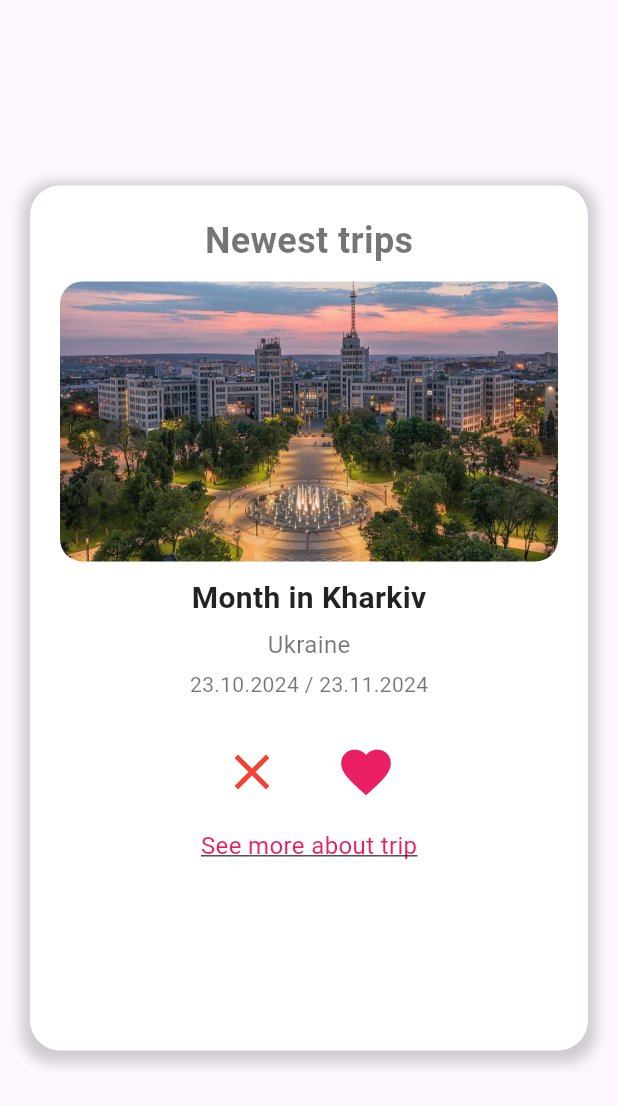
After one commit to DenisDK/CrossWays-MOBILE, a Flutter app: the JoinTripScreen screen opened directly, on a phone screen of 412 x 824 dp. The commit adds this screen. Shown: the top 1106 px of the screen. Run offline on Flutter 3.47's test engine with Material 3 defaults, Android fonts, the phone set to English and light mode, and no system bars; our stand-ins replace carousel_slider, cloud_firestore, firebase_auth, firebase_core, firebase_storage, google_sign_in and 2 more; missing offline and left inert: flutter_facebook_auth, pay; accounts and stored records are empty.

Commit message:
design for join_trips_view

```diff
--- /dev/null
+++ b/lib/views/join_trips_view.dart
@@ -0,0 +1,120 @@
+import 'package:flutter/material.dart';
+
+class JoinTripScreen extends StatefulWidget {
+  @override
+  _JoinTripScreenState createState() => _JoinTripScreenState();
+}
+
+class _JoinTripScreenState extends State<JoinTripScreen> {
+  final PageController _controller = PageController();
+
+  @override
+  Widget build(BuildContext context) {
+    return Scaffold(
+      body: PageView.builder(
+        controller: _controller,
+        itemBuilder: (context, index) {
+          return _buildCard(index);
+        },
+      ),
+    );
+  }
+
+  Widget _buildCard(int index) {
+    return Center(
+      child: Container(
+        margin: const EdgeInsets.all(20),
+        padding: const EdgeInsets.all(20),
+        height: MediaQuery.of(context).size.height * 0.7,
+        decoration: BoxDecoration(
+          color: Colors.white,
+          borderRadius: BorderRadius.circular(20),
+          boxShadow: [
+            BoxShadow(
+              color: Colors.grey.withOpacity(0.5),
+              spreadRadius: 5,
+              blurRadius: 7,
+              offset: const Offset(0, 3),
+            ),
+          ],
+        ),
+        child: Column(
+          children: [
+            const Text(
+              'Newest trips',
+              style: TextStyle(
+                fontSize: 24,
+                fontWeight: FontWeight.bold,
+                color: Colors.black54,
+              ),
+            ),
+            const SizedBox(height: 10),
+            AspectRatio(
+              aspectRatio: 16 / 9,
+              child: ClipRRect(
+                borderRadius: BorderRadius.circular(15),
+                child: Image.asset(
+                  'assets/main_menu_photos/21.jpg',
+                  fit: BoxFit.cover,
+                ),
+              ),
+            ),
+            const SizedBox(height: 10),
+            const Text(
+              'Month in Kharkiv',
+              style: TextStyle(
+                fontSize: 20,
+                fontWeight: FontWeight.bold,
+                color: Colors.black87,
+              ),
+            ),
+            const SizedBox(height: 5),
+            const Text(
+              'Ukraine',
+              style: TextStyle(
+                fontSize: 16,
+                color: Colors.black54,
+              ),
+            ),
+            const SizedBox(height: 5),
+            const Text(
+              '23.10.2024 / 23.11.2024',
+              style: TextStyle(
+                fontSize: 14,
+                color: Colors.black54,
+              ),
+            ),
+            const SizedBox(height: 20),
+            Row(
+              mainAxisAlignment: MainAxisAlignment.center,
+              children: [
+                IconButton(
+                  icon: const Icon(Icons.close, color: Colors.red, size: 40),
+                  onPressed: () {},
+                ),
+                const SizedBox(width: 20),
+                IconButton(
+                  icon:
+                      const Icon(Icons.favorite, color: Colors.pink, size: 40),
+                  onPressed: () {},
+                ),
+              ],
+            ),
+            const SizedBox(height: 10),
+            GestureDetector(
+              onTap: () {},
+              child: const Text(
+                'See more about trip',
+                style: TextStyle(
+                  fontSize: 16,
+                  color: Colors.pink,
+                  decoration: TextDecoration.underline,
+                ),
+              ),
+            ),
+          ],
+        ),
+      ),
+    );
+  }
+}
--- a/lib/views/main_menu_view.dart
+++ b/lib/views/main_menu_view.dart
@@ -3,6 +3,7 @@ import 'package:cross_ways/auth/sign_in_with_google.dart';
 import 'package:cross_ways/components/alert_dialog_custom.dart';
 import 'package:cross_ways/components/animation_route.dart';
 import 'package:cross_ways/views/create_trips_view.dart';
+import 'package:cross_ways/views/join_trips_view.dart';
 import 'package:cross_ways/views/subscriptions_search_view.dart';
 import 'package:cross_ways/views/log_in_view.dart';
 import 'package:cross_ways/views/user_subscriptions_list_view.dart';
@@ -282,7 +283,12 @@ class _MainMenuViewState extends State<MainMenuView> {
                             width: 250,
                             height: 45,
                             child: ElevatedButton(
-                              onPressed: () {},
+                              onPressed: () {
+                                Navigator.push(
+                                  context,
+                                  PushPageRoute(page: JoinTripScreen()),
+                                );
+                              },
                               style: ElevatedButton.styleFrom(
                                 elevation: 9,
                                 shadowColor:
```
Also changed, not shown: assets/main_menu_photos/21.jpg (added).
